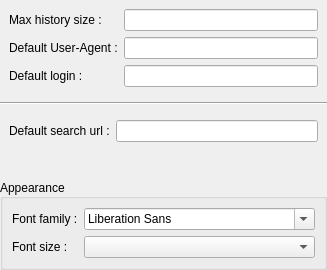
dguihal/quteqoin, file ui/settingsmanager/qqgeneralsettings.ui: the form before one commit.
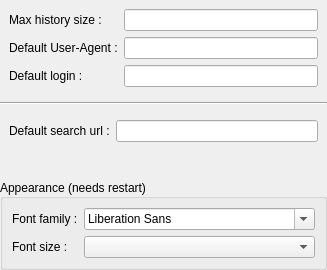
The form after the commit.

```diff
--- a/ui/settingsmanager/qqgeneralsettings.ui
+++ b/ui/settingsmanager/qqgeneralsettings.ui
@@ -113,7 +113,7 @@
       </sizepolicy>
      </property>
      <property name="title">
-      <string>Appearance</string>
+      <string>Appearance (needs restart)</string>
      </property>
      <property name="alignment">
       <set>Qt::AlignLeading|Qt::AlignLeft|Qt::AlignVCenter</set>
```
Left out of the diff: 11 changed lines with no effect on the pictures.
